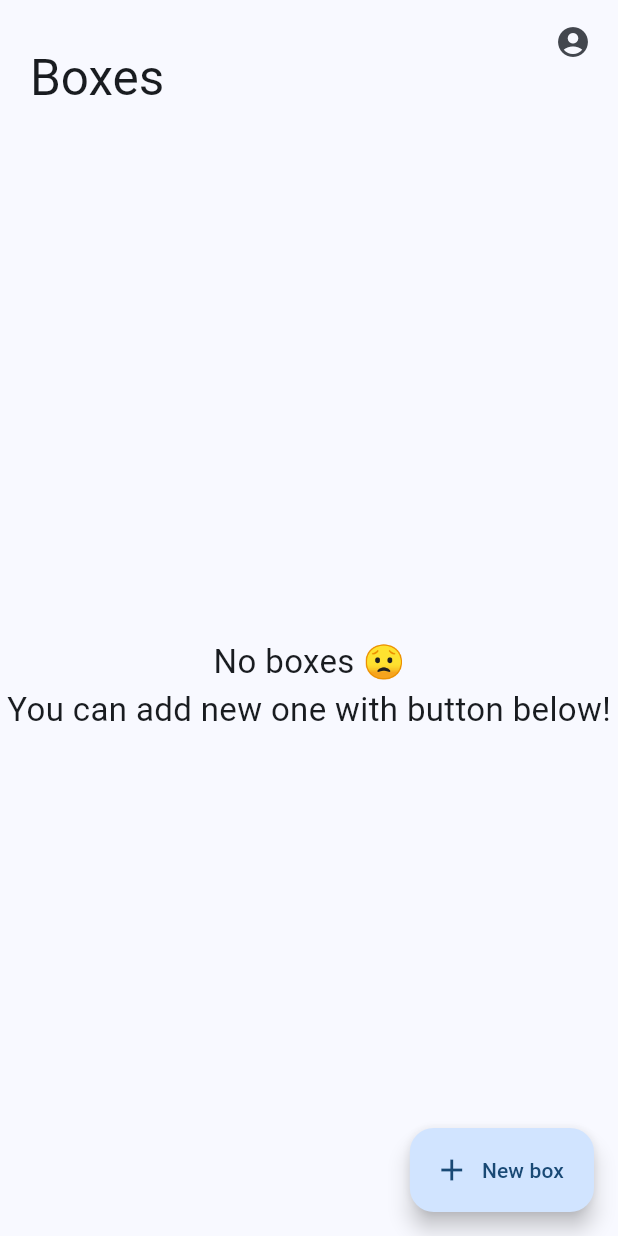
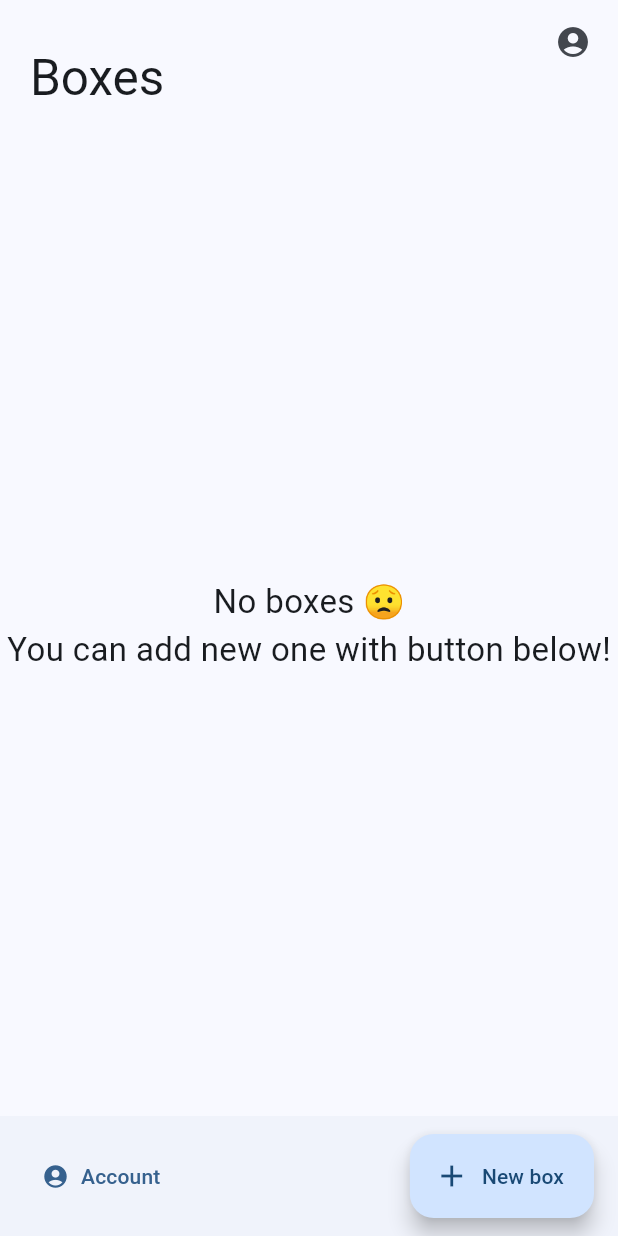
Before and after one commit to Sinneida/defood, a Flutter app: the BoxesView screen opened by its route, on a phone screen of 412 x 824 dp. Run offline on Flutter 3.47's test engine with Material 3 defaults, Android fonts, the phone set to English and light mode, and no system bars; drawn by our look-alikes of dynamic_color; our stand-ins replace device_info_plus, dio, envied, file_picker, flutter_markdown, flutter_svg and 10 more; missing offline and left inert: android_system_font, flutter_archive, flutter_logs; accounts and stored records are empty; generated files the repository leaves out were written again; Roboto replaces fonts that are missing (Gabarito).

Commit message:
smll experiment view UI

```diff
--- a/lib/ui/views/boxes/boxes_view.dart
+++ b/lib/ui/views/boxes/boxes_view.dart
@@ -1,3 +1,4 @@
+import 'package:defood/ui/common/ui_helpers.dart';
 import 'package:defood/ui/widgets/common/placeholder.dart';
 import 'package:flutter/material.dart';
 import 'package:stacked/stacked.dart';
@@ -55,6 +56,38 @@ class BoxesView extends StackedView<BoxesViewModel> {
         label: Text(t.boxes.add_box),
         icon: const Icon(Icons.add),
       ),
+      floatingActionButtonLocation: FloatingActionButtonLocation.endContained,
+      bottomNavigationBar: BottomAppBar(
+        color: Theme.of(context).colorScheme.surfaceTint.withAlpha(10),
+        child: Row(
+          mainAxisAlignment: MainAxisAlignment.spaceBetween,
+          children: [
+            if (viewModel.avatar == null)
+              TextButton.icon(
+                onPressed: () {},
+                icon: const Icon(Icons.account_circle),
+                label: const Text('Account'),
+              )
+            else
+              Row(
+                mainAxisAlignment: MainAxisAlignment.spaceBetween,
+                children: [
+                  CircleAvatar(
+                    radius: 16,
+                    backgroundImage: NetworkImage(viewModel.avatar!),
+                  ),
+                  horizontalSpaceSmall,
+                  const Text('Account')
+                ],
+              ),
+            TextButton.icon(
+              onPressed: () {},
+              icon: const Icon(Icons.settings),
+              label: const Text('Settings'),
+            ),
+          ],
+        ),
+      ),
     );
   }
 
```
